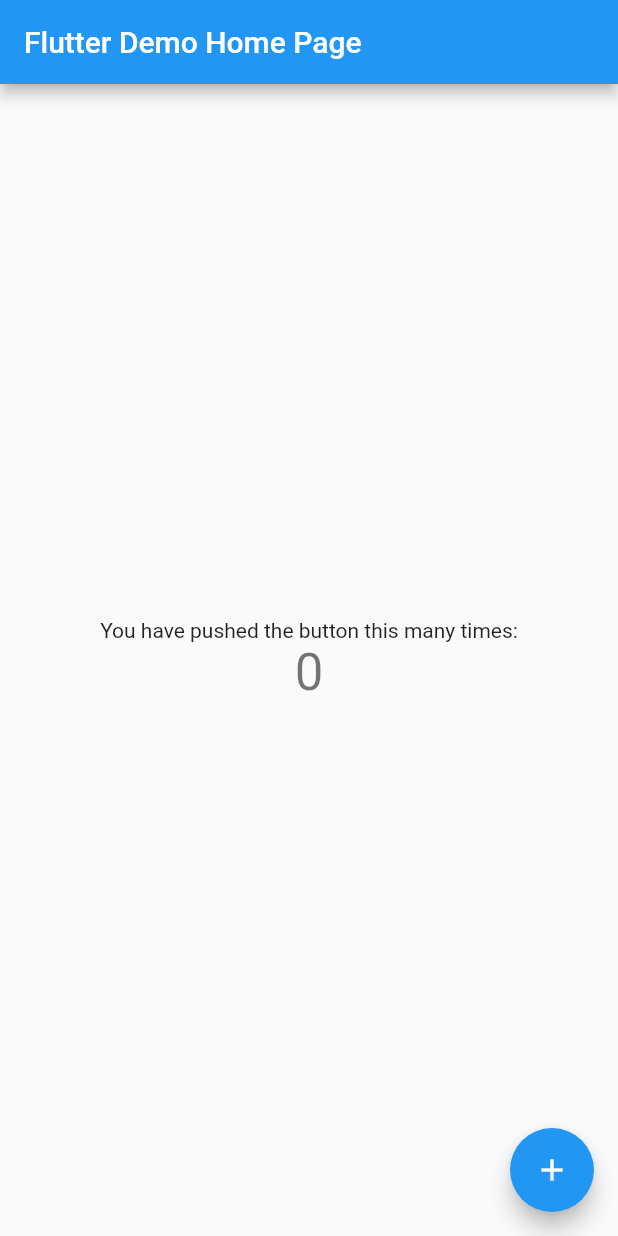
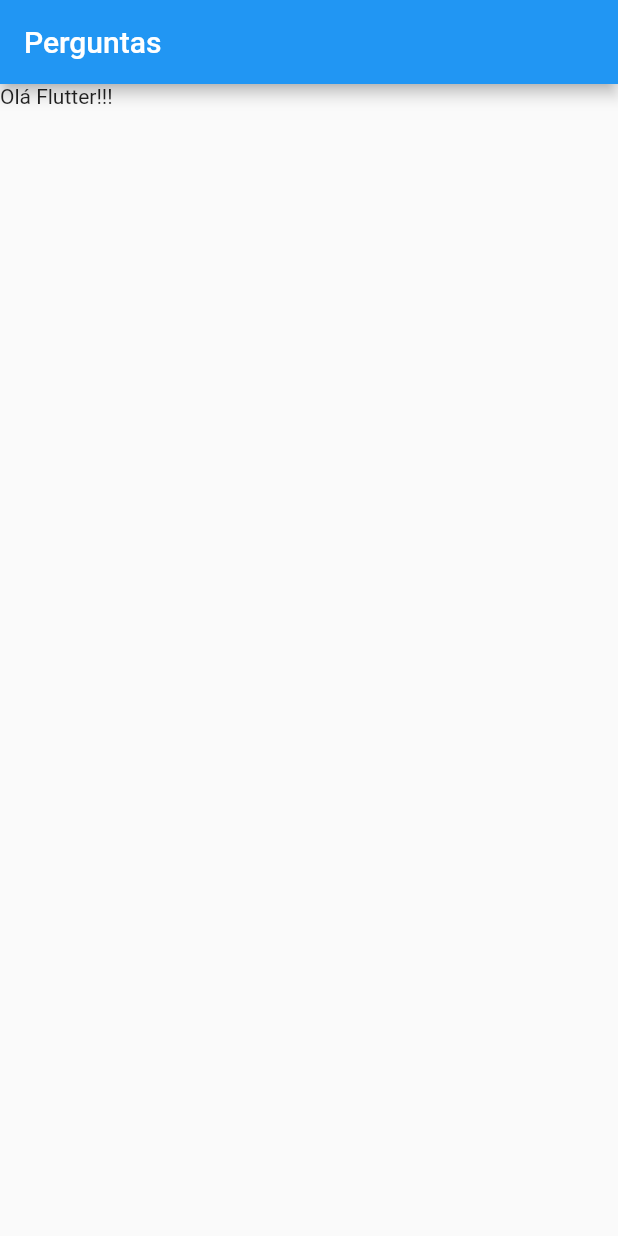
Before and after one commit to arthurfp/SimpleStarterQuiz, a Flutter app: the screen it shows after launch, on a phone screen of 412 x 824 dp. Run offline on Flutter 3.47's test engine with Material 2 defaults, Android fonts, the phone set to English and light mode, and no system bars.

Commit message:
added widget tree

```diff
--- a/lib/main.dart
+++ b/lib/main.dart
@@ -1,115 +1,21 @@
 import 'package:flutter/material.dart';
 
 void main() {
-  runApp(const MyApp());
+  runApp(const PerguntaApp());
 }
 
-class MyApp extends StatelessWidget {
-  const MyApp({Key? key}) : super(key: key);
+class PerguntaApp extends StatelessWidget {
+  const PerguntaApp({super.key});
 
-  // This widget is the root of your application.
   @override
   Widget build(BuildContext context) {
     return MaterialApp(
-      title: 'Flutter Demo',
-      theme: ThemeData(
-        // This is the theme of your application.
-        //
-        // Try running your application with "flutter run". You'll see the
-        // application has a blue toolbar. Then, without quitting the app, try
-        // changing the primarySwatch below to Colors.green and then invoke
-        // "hot reload" (press "r" in the console where you ran "flutter run",
-        // or simply save your changes to "hot reload" in a Flutter IDE).
-        // Notice that the counter didn't reset back to zero; the application
-        // is not restarted.
-        primarySwatch: Colors.blue,
+      home: Scaffold(
+        appBar: AppBar(
+          title: const Text('Perguntas'),
+        ),
+        body: const Text('Olá Flutter!!!'),
       ),
-      home: const MyHomePage(title: 'Flutter Demo Home Page'),
     );
   }
 }
-
-class MyHomePage extends StatefulWidget {
-  const MyHomePage({Key? key, required this.title}) : super(key: key);
-
-  // This widget is the home page of your application. It is stateful, meaning
-  // that it has a State object (defined below) that contains fields that affect
-  // how it looks.
-
-  // This class is the configuration for the state. It holds the values (in this
-  // case the title) provided by the parent (in this case the App widget) and
-  // used by the build method of the State. Fields in a Widget subclass are
-  // always marked "final".
-
-  final String title;
-
-  @override
-  State<MyHomePage> createState() => _MyHomePageState();
-}
-
-class _MyHomePageState extends State<MyHomePage> {
-  int _counter = 0;
-
-  void _incrementCounter() {
-    setState(() {
-      // This call to setState tells the Flutter framework that something has
-      // changed in this State, which causes it to rerun the build method below
-      // so that the display can reflect the updated values. If we changed
-      // _counter without calling setState(), then the build method would not be
-      // called again, and so nothing would appear to happen.
-      _counter++;
-    });
-  }
-
-  @override
-  Widget build(BuildContext context) {
-    // This method is rerun every time setState is called, for instance as done
-    // by the _incrementCounter method above.
-    //
-    // The Flutter framework has been optimized to make rerunning build methods
-    // fast, so that you can just rebuild anything that needs updating rather
-    // than having to individually change instances of widgets.
-    return Scaffold(
-      appBar: AppBar(
-        // Here we take the value from the MyHomePage object that was created by
-        // the App.build method, and use it to set our appbar title.
-        title: Text(widget.title),
-      ),
-      body: Center(
-        // Center is a layout widget. It takes a single child and positions it
-        // in the middle of the parent.
-        child: Column(
-          // Column is also a layout widget. It takes a list of children and
-          // arranges them vertically. By default, it sizes itself to fit its
-          // children horizontally, and tries to be as tall as its parent.
-          //
-          // Invoke "debug painting" (press "p" in the console, choose the
-          // "Toggle Debug Paint" action from the Flutter Inspector in Android
-          // Studio, or the "Toggle Debug Paint" command in Visual Studio Code)
-          // to see the wireframe for each widget.
-          //
-          // Column has various properties to control how it sizes itself and
-          // how it positions its children. Here we use mainAxisAlignment to
-          // center the children vertically; the main axis here is the vertical
-          // axis because Columns are vertical (the cross axis would be
-          // horizontal).
-          mainAxisAlignment: MainAxisAlignment.center,
-          children: <Widget>[
-            const Text(
-              'You have pushed the button this many times:',
-            ),
-            Text(
-              '$_counter',
-              style: Theme.of(context).textTheme.headline4,
-            ),
-          ],
-        ),
-      ),
-      floatingActionButton: FloatingActionButton(
-        onPressed: _incrementCounter,
-        tooltip: 'Increment',
-        child: const Icon(Icons.add),
-      ), // This trailing comma makes auto-formatting nicer for build methods.
-    );
-  }
-}
```
Also changed, not shown: pubspec.yaml (+5 -3 lines).
